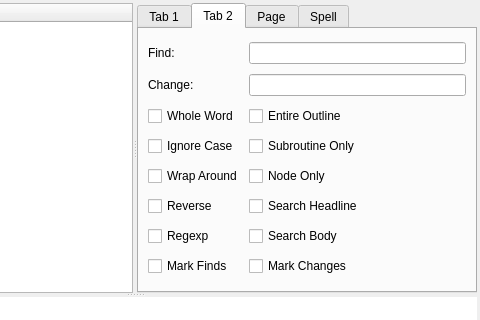
Old version of the form leo/plugins/qt_main.ui in the repository leo-editor/leo-editor; both pictures show x 211 to 691 and y 0 to 320 of the 691 by 635 pixel window.
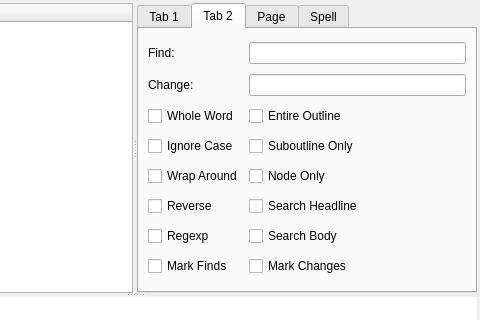
New version of the form. Custom widgets are drawn as their Qt base class.

Commit message: Change the "Subroutine Only" checkbox to "Suboutline Only". This was a bit tricky.

```diff
--- a/leo/plugins/qt_main.ui
+++ b/leo/plugins/qt_main.ui
@@ -202,7 +202,7 @@
                 <item row="3" column="1" >
                  <widget class="QCheckBox" name="checkBoxSubroutineOnly" >
                   <property name="text" >
-                   <string>Subroutine Only</string>
+                   <string>Suboutline Only</string>
                   </property>
                  </widget>
                 </item>
```
Left out of the diff: 2 changed lines with no effect on the pictures. The commit also changes 2 other files.
